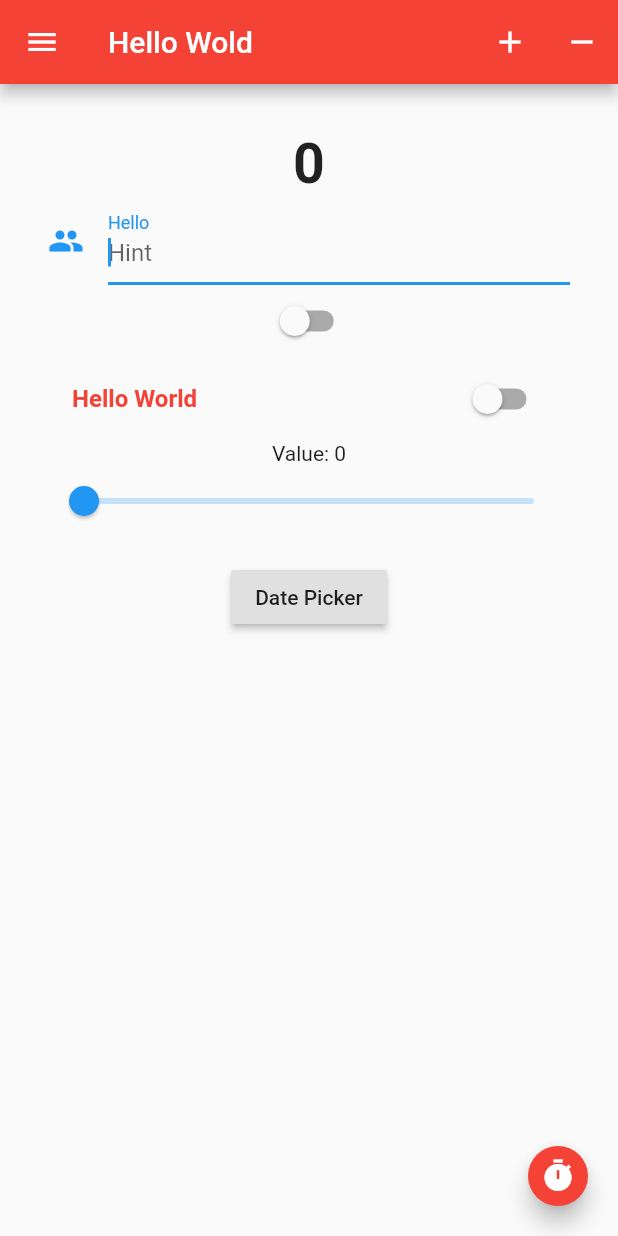
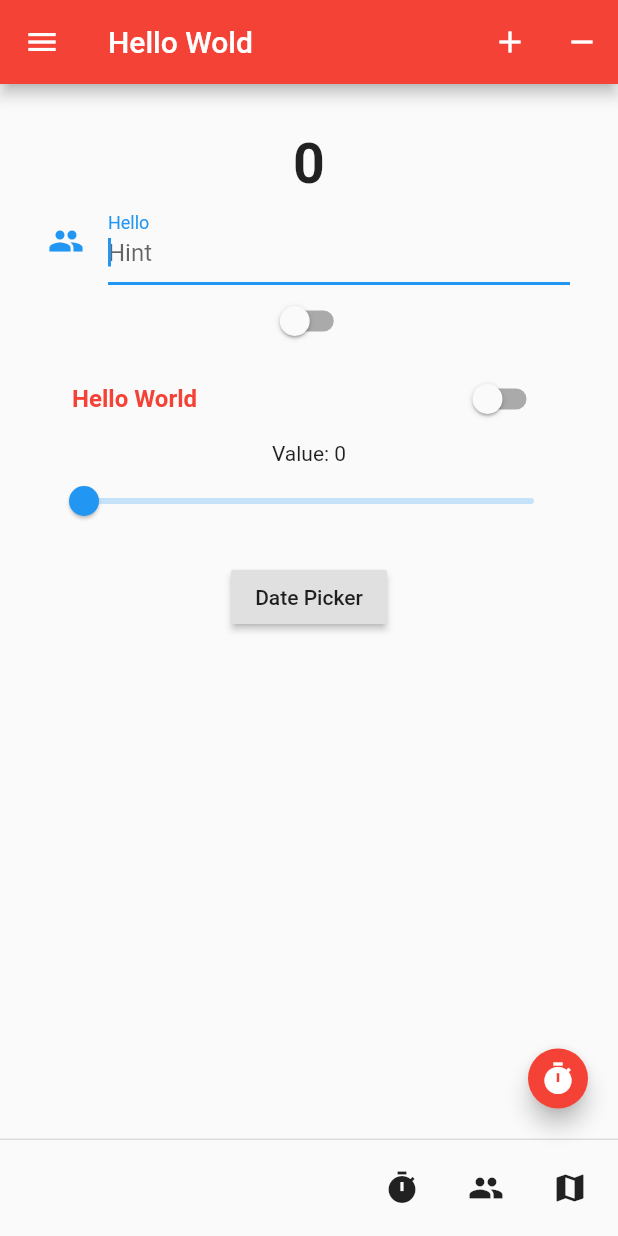
Before and after one commit to RandilCPiumantha/flutter-demo, a Flutter app: the screen it shows after launch, on a phone screen of 412 x 824 dp. Run offline on Flutter 3.47's test engine with Material 2 defaults, Android fonts, the phone set to English and light mode, and no system bars.

Commit message:
add FotterButtons

```diff
--- a/lib/main.dart
+++ b/lib/main.dart
@@ -92,6 +92,8 @@ class _State extends State<MyApp>{
 
   void _onPressed() => setState(() =>_value = new DateTime.now().toString());
 
+  void _onClick(String value) => setState(() => _value = value);
+
 
   void _selectDate() async{
     DateTime? picked = await showDatePicker(
@@ -134,6 +136,13 @@ class _State extends State<MyApp>{
           ),
         ),
       ) ,
+
+      persistentFooterButtons:<Widget> [
+        new IconButton(onPressed:() => _onClick("Button 1"), icon: new Icon(Icons.timer)),
+        new IconButton(onPressed:() => _onClick("Button 2"), icon: new Icon(Icons.people)),
+        new IconButton(onPressed:() => _onClick("Button 3"), icon: new Icon(Icons.map)),
+      ],
+
 
       body: new Container(
         padding: new EdgeInsets.all(32.0),
```
